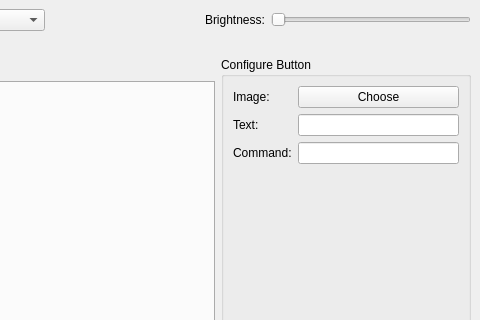
Above: streamdeck_ui/main.ui from timothycrosley/streamdeck-ui before the change; both pictures show x 364 to 844 and y 0 to 320 of the 844 by 625 pixel window. Below: the same form after it.
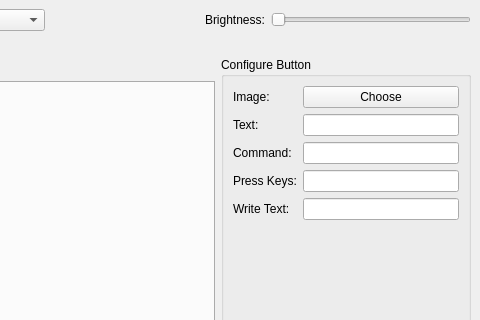
That is the form after the change.

Patch:
```diff
--- a/streamdeck_ui/main.ui
+++ b/streamdeck_ui/main.ui
@@ -153,6 +153,26 @@
              <item row="2" column="1">
               <widget class="QLineEdit" name="command"/>
              </item>
+             <item row="3" column="0">
+              <widget class="QLabel" name="label_5">
+               <property name="text">
+                <string>Press Keys:</string>
+               </property>
+              </widget>
+             </item>
+             <item row="3" column="1">
+              <widget class="QLineEdit" name="keys"/>
+             </item>
+             <item row="4" column="0">
+              <widget class="QLabel" name="label_6">
+               <property name="text">
+                <string>Write Text:</string>
+               </property>
+              </widget>
+             </item>
+             <item row="4" column="1">
+              <widget class="QLineEdit" name="write"/>
+             </item>
             </layout>
            </item>
           </layout>
```
